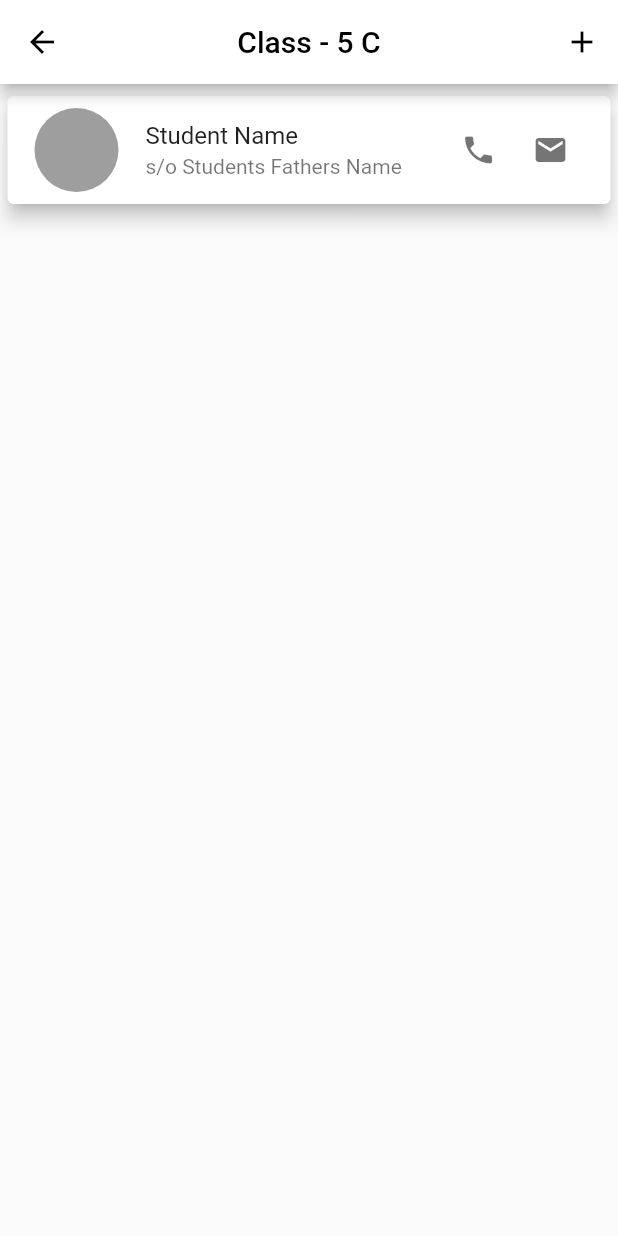
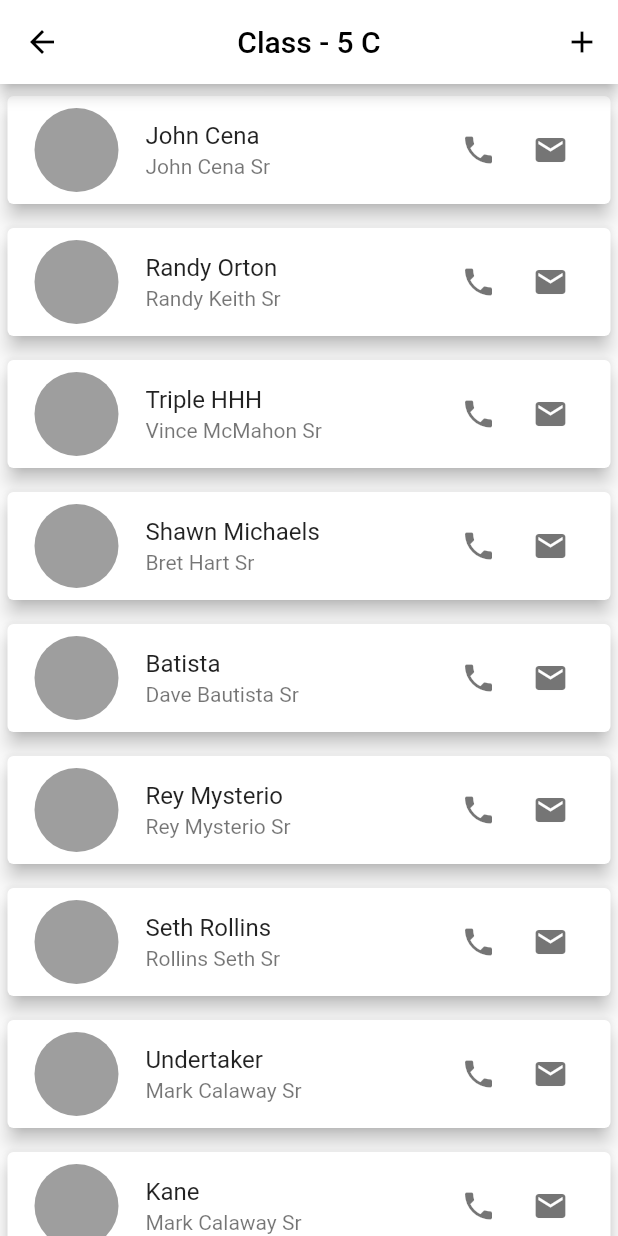
Before and after one commit to parikshitg/flutter_teacher_app, a Flutter app: the StudentsHomescreen screen opened by its route, on a phone screen of 412 x 824 dp. Run offline on Flutter 3.47's test engine with Material 2 defaults, Android fonts, the phone set to English and light mode, and no system bars; our stand-ins replace flutter_vector_icons, font_awesome_flutter, image_picker.

Commit message:
students home page list

```diff
--- a/lib/main.dart
+++ b/lib/main.dart
@@ -1,4 +1,5 @@
 import 'package:flutter/material.dart';
+import 'package:flutter_teacher_app/models/student_model.dart';
 
 import './screens/students/add_student.dart';
 
--- a/lib/models/student_model.dart
+++ b/lib/models/student_model.dart
@@ -1,3 +1,5 @@
+import 'package:flutter/foundation.dart';
+
 class Student {
   final String name;
   final String rollNo;
@@ -11,8 +13,8 @@ class Student {
   final String address;
 
   Student(
-      {this.name,
-      this.rollNo,
+      {@required this.name,
+      @required this.rollNo,
       this.bloodGroup,
       this.fathersName,
       this.mothersName,
--- a/lib/screens/students/students_homescreen.dart
+++ b/lib/screens/students/students_homescreen.dart
@@ -1,15 +1,71 @@
 import 'package:flutter/material.dart';
+
+import '../../models/student_model.dart';
 
 import './add_student.dart';
 
-class StudentsHomescreen extends StatefulWidget {
+class StudentsHomescreen extends StatelessWidget {
   static final String id = 'students_homescreen';
 
-  @override
+  /*@override
   _StudentsHomescreenState createState() => _StudentsHomescreenState();
 }
 
-class _StudentsHomescreenState extends State<StudentsHomescreen> {
+class _StudentsHomescreenState extends State<StudentsHomescreen> {*/
+
+  final List<Student> students = [
+    Student(
+      name: 'John Cena',
+      rollNo: '1',
+      fathersName: 'John Cena Sr',
+    ),
+    Student(
+      name: 'Randy Orton',
+      rollNo: '2',
+      fathersName: 'Randy Keith Sr',
+    ),
+    Student(
+      name: 'Triple HHH',
+      rollNo: '3',
+      fathersName: 'Vince McMahon Sr',
+    ),
+    Student(
+      name: 'Shawn Michaels',
+      rollNo: '4',
+      fathersName: 'Bret Hart Sr',
+    ),
+    Student(
+      name: 'Batista',
+      rollNo: '5',
+      fathersName: 'Dave Bautista Sr',
+    ),
+    Student(
+      name: 'Rey Mysterio',
+      rollNo: '6',
+      fathersName: 'Rey Mysterio Sr',
+    ),
+    Student(
+      name: 'Seth Rollins',
+      rollNo: '7',
+      fathersName: 'Rollins Seth Sr',
+    ),
+    Student(
+      name: 'Undertaker',
+      rollNo: '8',
+      fathersName: 'Mark Calaway Sr',
+    ),
+    Student(
+      name: 'Kane',
+      rollNo: '9',
+      fathersName: 'Mark Calaway Sr',
+    ),
+    Student(
+      name: 'Stone Cold',
+      rollNo: '10',
+      fathersName: 'Steve Austin Sr',
+    ),
+  ];
+
   @override
   Widget build(BuildContext context) {
     return Scaffold(
@@ -33,9 +89,11 @@ class _StudentsHomescreenState extends State<StudentsHomescreen> {
           ),
         ],
       ),
-      body: Column(
-        children: <Widget>[
-          Card(
+      body: SingleChildScrollView(
+              child: Column(
+          children: students.map(
+            (tx) {
+              return Card(
                 elevation: 5,
                 margin: EdgeInsets.symmetric(
                   vertical: 8,
@@ -49,10 +107,12 @@ class _StudentsHomescreenState extends State<StudentsHomescreen> {
                     ),
                     backgroundColor: Colors.grey,
                   ),
-              title: Text("Student Name"),
-              subtitle: Text(
+                  //title: Text("Student Name"),
+                  title: Text(tx.name),
+                  /*subtitle: Text(
                     "s/o Students Fathers Name",
-              ),
+                  ),*/
+                  subtitle: Text(tx.fathersName),
                   trailing: Row(
                     mainAxisSize: MainAxisSize.min,
                     children: <Widget>[
@@ -77,8 +137,10 @@ class _StudentsHomescreenState extends State<StudentsHomescreen> {
                     ],
                   ),
                 ),
+              );
+            },
+          ).toList(),
         ),
-        ],
       ),
     );
   }
```
Lines whose indentation alone changed are shown as unchanged.
